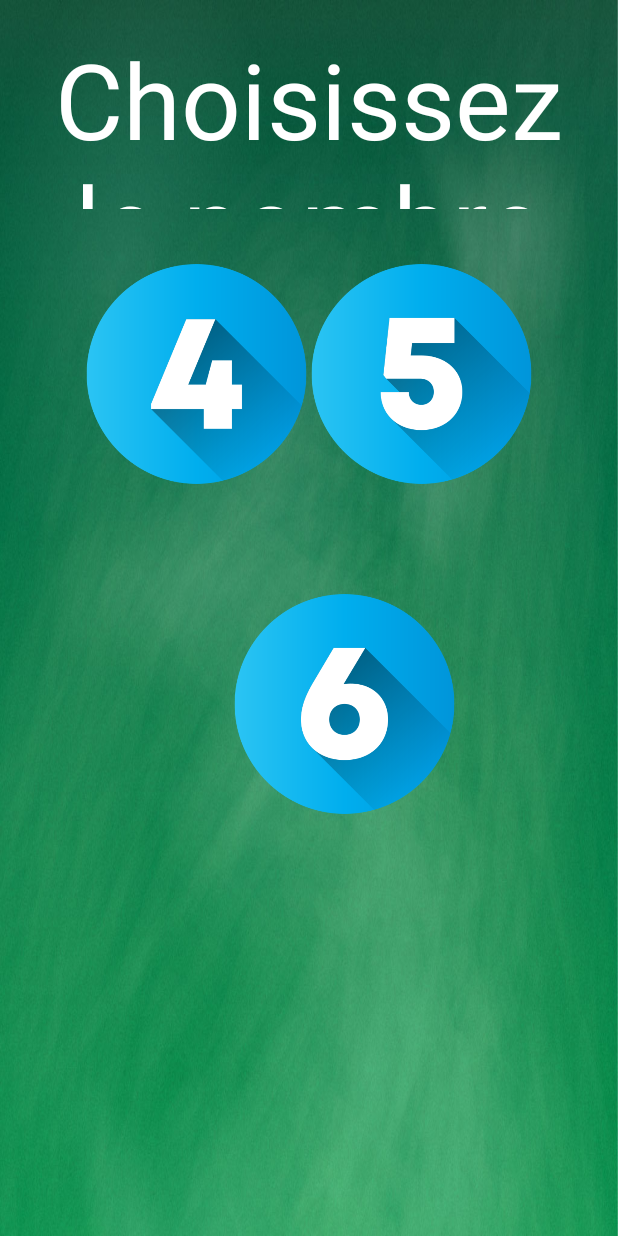
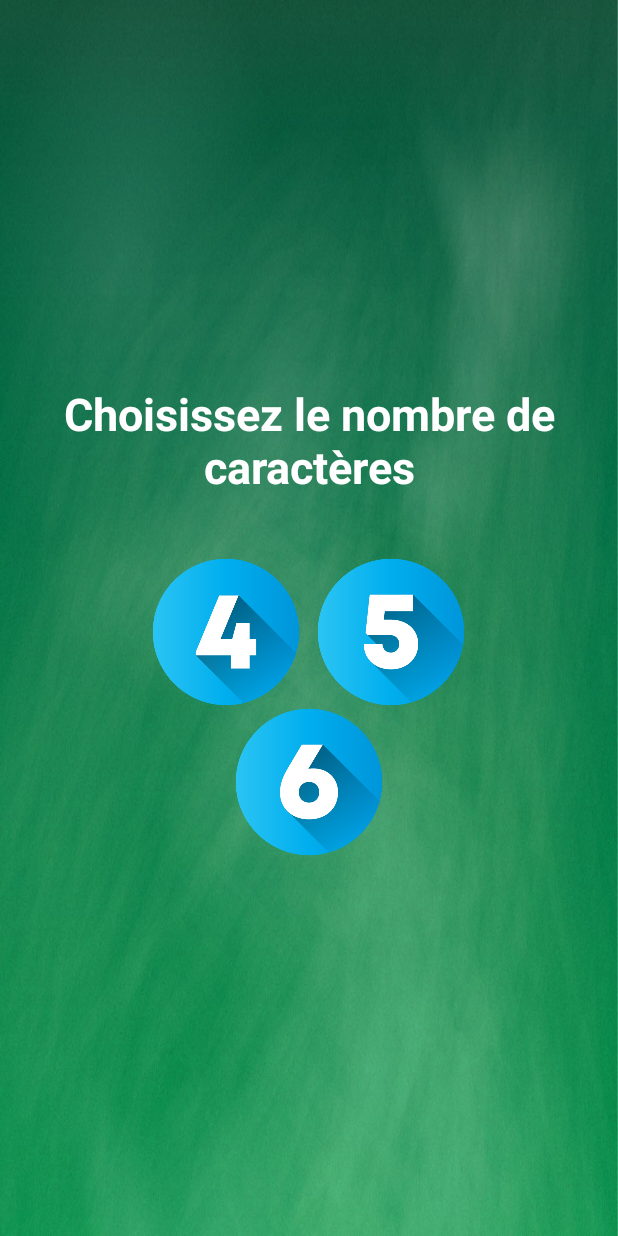
Before and after one commit to nabilidrissi/AnagrammeGame, an Android app: the screen it shows after launch (MainActivity), on a phone screen of 412 x 824 dp. Run offline under Robolectric (Android 15) with nearby library versions, the light colour scheme and no system bars.

Commit message:
fix responsive design

```diff
--- a/app/src/main/java/com/ailyan/anagram/ResultsActivity.java
+++ b/app/src/main/java/com/ailyan/anagram/ResultsActivity.java
@@ -12,7 +12,6 @@ public class ResultsActivity extends AppCompatActivity {
 
     private Button returnmenuButton;
     private TextView resultsTextView;
-
     @Override
     protected void onCreate(Bundle savedInstanceState) {
         super.onCreate(savedInstanceState);
--- a/app/src/main/res/layout/activity_main.xml
+++ b/app/src/main/res/layout/activity_main.xml
@@ -8,68 +8,77 @@
     android:padding="16dp"
     tools:context="com.ailyan.anagram.MainActivity"
     android:background="@drawable/backgroun">
+    <LinearLayout
+        android:layout_width="match_parent"
+        android:layout_height="match_parent"
+        android:orientation="vertical"
+        android:gravity="center_vertical"
+        tools:ignore="MissingConstraints">
 
     <TextView
         android:id="@+id/gametitle"
 
-        android:layout_width="wrap_content"
-        android:layout_height="120dp"
+        android:layout_width="match_parent"
+        android:layout_height="wrap_content"
         android:layout_centerHorizontal="true"
         android:layout_marginTop="3dp"
-        android:gravity="center_horizontal"
+        android:gravity="center"
         android:text="Choisissez le nombre de caractères"
         android:textColor="#ffffff"
-        android:textSize="70dp"
+        android:textStyle="bold"
+        android:textSize="30dp"
         app:layout_constraintEnd_toEndOf="parent"
         app:layout_constraintStart_toStartOf="parent"
         app:layout_constraintTop_toTopOf="parent"
         tools:ignore="MissingConstraints" />
+    <LinearLayout
+        android:layout_width="match_parent"
+        android:layout_height="wrap_content"
+        android:gravity="center"
+        android:orientation="horizontal"
+        android:id="@+id/fourAndfive"
+        app:layout_constraintTop_toBottomOf="@+id/gametitle"
+        android:layout_marginTop="40dp">
+
 
     <ImageView
         android:id="@+id/four"
-        android:layout_width="150dp"
-        android:layout_height="200dp"
+        android:layout_width="100dp"
+        android:layout_height="100dp"
         android:layout_below="@+id/gametitle"
-        android:layout_marginStart="40dp"
-        android:layout_marginTop="10dp"
         android:src="@drawable/four"
-
-        app:layout_constraintEnd_toStartOf="@+id/five"
-        app:layout_constraintStart_toStartOf="@+id/gametitle"
-        app:layout_constraintTop_toBottomOf="@+id/gametitle"
         tools:ignore="MissingConstraints" />
 
     <ImageView
         android:id="@+id/five"
-        android:layout_width="150dp"
-        android:layout_height="200dp"
-        android:layout_below="@+id/gametitle"
+        android:layout_width="100dp"
+        android:layout_height="100dp"
+        android:layout_marginStart="10dp"
         android:layout_alignParentRight="true"
-
-        android:layout_marginTop="10dp"
-        android:layout_marginEnd="40dp"
         android:src="@drawable/five"
-        app:layout_constraintEnd_toEndOf="@+id/gametitle"
-
-        app:layout_constraintStart_toEndOf="@+id/four"
-        app:layout_constraintTop_toBottomOf="@+id/gametitle"
         tools:ignore="MissingConstraints" />
+    </LinearLayout>
+    <LinearLayout
+        android:layout_width="match_parent"
+        android:layout_height="wrap_content"
+        android:gravity="center"
+        android:orientation="horizontal"
+        android:id="@+id/lastone"
+        app:layout_constraintTop_toBottomOf="@+id/fourAndfive"
+        android:layout_marginTop="0dp">
 
     <ImageView
         android:id="@+id/six"
-        android:layout_width="150dp"
-        android:layout_height="200dp"
+        android:layout_width="100dp"
+        android:layout_height="100dp"
         android:layout_below="@+id/four"
-        android:layout_marginStart="100dp"
+        android:gravity="center"
+        android:src="@drawable/numero6"
+        app:layout_constraintTop_toBottomOf="@+id/fourAndfive"
+        tools:ignore="MissingConstraints" />
+    </LinearLayout>
+</LinearLayout>
 
-        android:layout_marginTop="20dp"
-        android:layout_marginEnd="100dp"
-        android:src="@drawable/numero6"
-        app:layout_constraintEnd_toStartOf="@+id/five"
-        app:layout_constraintHorizontal_bias="0.432"
-        app:layout_constraintStart_toEndOf="@+id/four"
-        app:layout_constraintTop_toBottomOf="@+id/five"
-        tools:ignore="MissingConstraints" />
 
 
 </androidx.constraintlayout.widget.ConstraintLayout>
```
Also changed, not shown: app/src/main/res/layout/activity_game.xml (+116 -155 lines), app/src/main/res/layout/activity_results.xml (+14 -17 lines), app/src/main/res/layout/correcte_popup.xml (+5 -14 lines), app/src/main/res/layout/incorrecte_popup.xml (+5 -17 lines).
